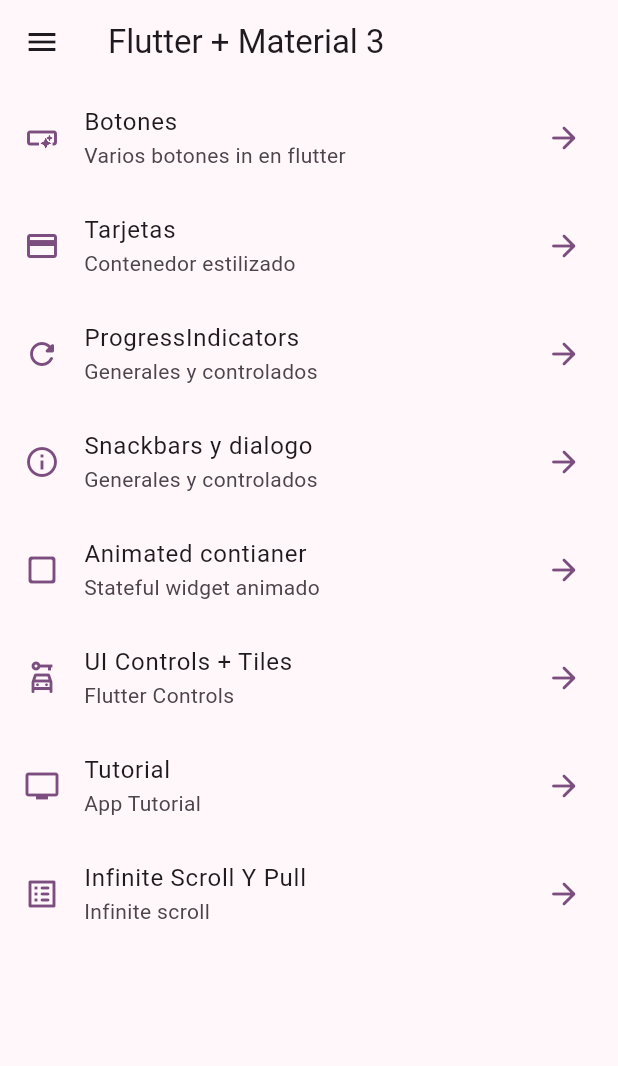
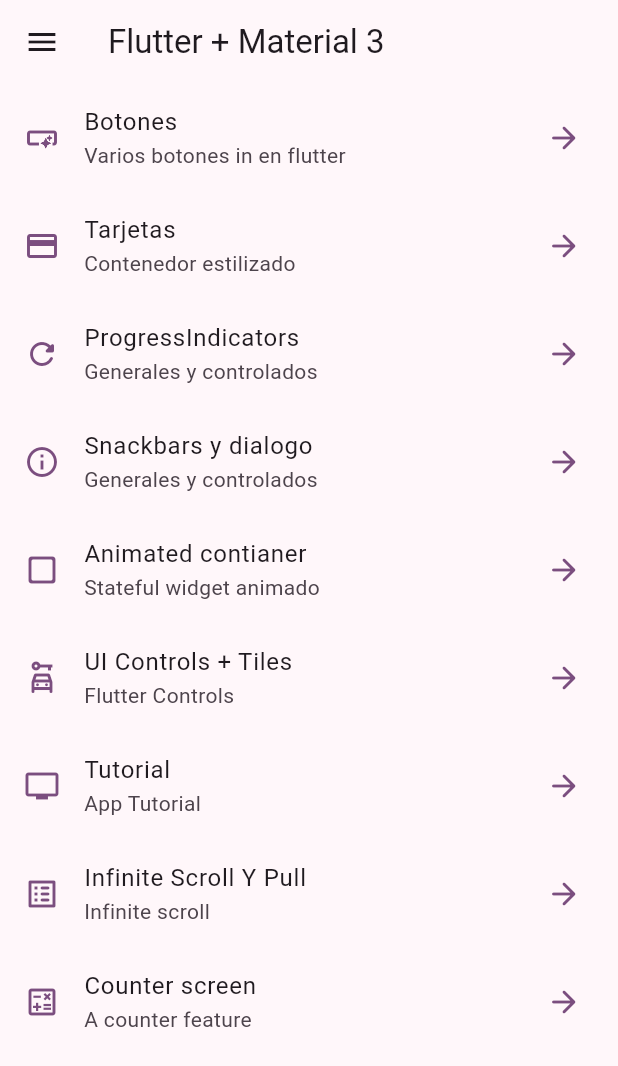
Before and after one commit to locojuhi/widgets_app, a Flutter app: the screen it shows after launch, on a phone screen of 412 x 824 dp. Shown: the top 1066 px of the screen. Run offline on Flutter 3.47's test engine with Material 3 defaults, Android fonts, the phone set to English and light mode, and no system bars; our stand-ins replace flutter_riverpod, go_router.

Commit message:
Video 162 Riverpod implementation

```diff
--- a/lib/config/menu/menu_item.dart
+++ b/lib/config/menu/menu_item.dart
@@ -54,4 +54,9 @@ const appMenuItems = <MenuItem>[
       subTitle: 'Infinite scroll',
       icon: Icons.list_alt_rounded,
       link: '/infinite'),
+  MenuItem(
+      title: 'Counter screen',
+      subTitle: 'A counter feature',
+      icon: Icons.calculate_outlined,
+      link: '/counter_screen'),
 ];
--- a/lib/config/router/app_router.dart
+++ b/lib/config/router/app_router.dart
@@ -3,6 +3,7 @@ import 'package:widgets_app/presentations/screens/animated/animated_screen.dart'
 import 'package:widgets_app/presentations/screens/app_tutorial/app_tutorial_screen.dart';
 import 'package:widgets_app/presentations/screens/buttons/buttons_screen.dart';
 import 'package:widgets_app/presentations/screens/cards/cards_screen.dart';
+import 'package:widgets_app/presentations/screens/counter/counter_screen.dart';
 import 'package:widgets_app/presentations/screens/home/home_screen.dart';
 import 'package:widgets_app/presentations/screens/infinite_scroll/infinite_scroll_screen.dart';
 import 'package:widgets_app/presentations/screens/progress/progress_screen.dart';
@@ -46,4 +47,8 @@ final appRouter = GoRouter(initialLocation: '/', routes: [
       path: '/infinite',
       name: InfiniteScrollScreen.routeName,
       builder: (context, state) => const InfiniteScrollScreen()),
+  GoRoute(
+      path: '/counter_screen',
+      name: CounterScreen.routeName,
+      builder: (context, state) => const CounterScreen()),
 ]);
--- /dev/null
+++ b/lib/presentations/providers/counter_provider.dart
@@ -0,0 +1,3 @@
+import 'package:flutter_riverpod/flutter_riverpod.dart';
+
+final counterProvider = StateProvider((ref) => 5);
--- a/pubspec.yaml
+++ b/pubspec.yaml
@@ -9,6 +9,7 @@ environment:
 dependencies:
   flutter:
     sdk: flutter
+  flutter_riverpod: ^2.5.1
   go_router: ^14.2.2
 
 dev_dependencies:
```
Also changed, not shown: lib/main.dart (+6 -1 lines), lib/presentations/screens/counter/counter_screen.dart (added, +31 -0 lines), pubspec.lock.
